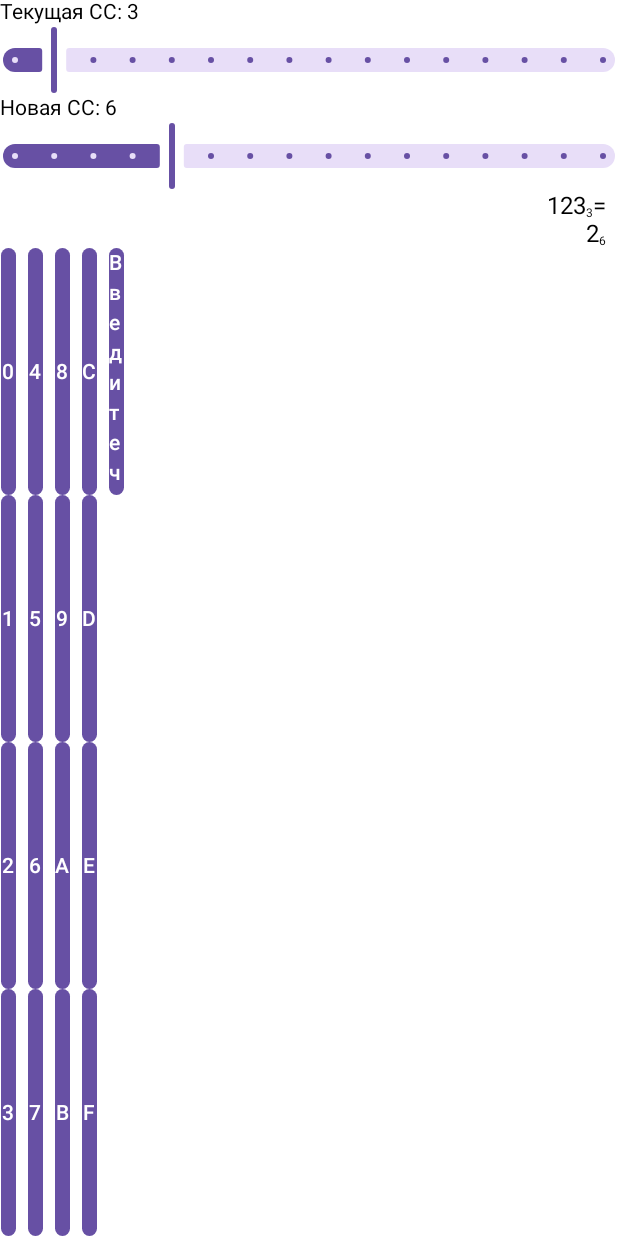
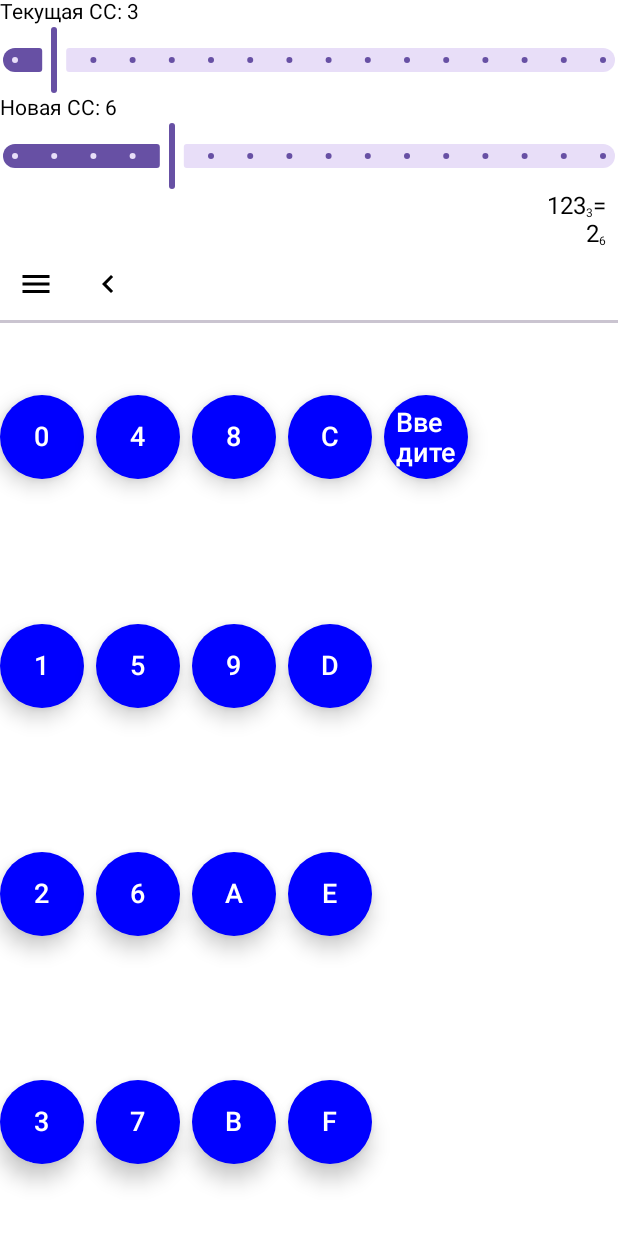
Before and after one commit to MrPlnk/CalculatorApp, an Android app built with Jetpack Compose: the @Preview function CalculatorPreview, on a phone screen of 412 x 824 dp. Run offline under Robolectric (Android 15) with nearby library versions, the phone set to English and light mode, and no system bars.

Commit message:
Первичный дизайн основного экрана

```diff
--- a/app/src/main/java/ru/krivenchukartem/calculatorapp/ui/lab1Screen/CalculatorScreen.kt
+++ b/app/src/main/java/ru/krivenchukartem/calculatorapp/ui/lab1Screen/CalculatorScreen.kt
@@ -6,6 +6,7 @@ import androidx.compose.foundation.layout.Arrangement
 import androidx.compose.foundation.layout.Column
 import androidx.compose.foundation.layout.PaddingValues
 import androidx.compose.foundation.layout.Row
+import androidx.compose.foundation.layout.aspectRatio
 import androidx.compose.foundation.layout.fillMaxWidth
 import androidx.compose.foundation.layout.padding
 import androidx.compose.foundation.layout.size
@@ -13,18 +14,31 @@ import androidx.compose.foundation.lazy.grid.GridCells
 import androidx.compose.foundation.lazy.grid.LazyHorizontalGrid
 import androidx.compose.foundation.lazy.grid.LazyVerticalGrid
 import androidx.compose.foundation.lazy.grid.items
+import androidx.compose.foundation.shape.CircleShape
+import androidx.compose.material.icons.Icons
+import androidx.compose.material.icons.automirrored.filled.KeyboardArrowLeft
+import androidx.compose.material.icons.filled.ArrowBack
+import androidx.compose.material.icons.filled.Menu
 import androidx.compose.material3.BottomAppBar
 import androidx.compose.material3.Button
+import androidx.compose.material3.ButtonDefaults
 import androidx.compose.material3.ExperimentalMaterial3Api
+import androidx.compose.material3.HorizontalDivider
+import androidx.compose.material3.Icon
+import androidx.compose.material3.IconButton
 import androidx.compose.material3.MaterialTheme.shapes
 import androidx.compose.material3.OutlinedTextField
 import androidx.compose.material3.Scaffold
+import androidx.compose.material3.ShapeDefaults
+import androidx.compose.material3.Shapes
 import androidx.compose.material3.Slider
 import androidx.compose.material3.Text
 import androidx.compose.material3.TopAppBar
 import androidx.compose.runtime.Composable
 import androidx.compose.ui.Alignment
 import androidx.compose.ui.Modifier
+import androidx.compose.ui.graphics.Color
+import androidx.compose.ui.graphics.Shape
 import androidx.compose.ui.platform.LocalContext
 import androidx.compose.ui.res.dimensionResource
 import androidx.compose.ui.res.stringResource
@@ -132,29 +146,55 @@ fun CalculatorScreen(
             }
         }
 
+        Column{
+            Row(horizontalArrangement = Arrangement.SpaceBetween){
+                IconButton(
+                    onClick = {},
 
-        Row {
+                ) { Icon(
+                    Icons.Filled.Menu,
+                    contentDescription = stringResource(R.string.history)
+                ) }
+                IconButton(
+                    onClick = {}
+                ){ Icon(
+                    Icons.AutoMirrored.Default.KeyboardArrowLeft,
+                    contentDescription = stringResource(R.string.backspace)
+                ) }
+            }
+            HorizontalDivider(modifier = Modifier.fillMaxWidth(),
+                thickness = dimensionResource(R.dimen.thick_devider)
+            )
+        }
+        Row(
+            modifier = Modifier.fillMaxWidth(),
+            horizontalArrangement = Arrangement.Center
+        ) {
             LazyHorizontalGrid(
                 rows = GridCells.Fixed(DIGITS_PER_ROW),
-                modifier = Modifier.fillMaxWidth()
+                modifier = Modifier.fillMaxWidth(),
+                horizontalArrangement = Arrangement.spacedBy(dimensionResource(R.dimen.padding_small))
             ) {
-                items(digits){ item ->
+                items(digits) { item ->
                     FormatedButton(
                         text = stringResource(item),
-                        onClick = { onDigitButtonClicked(context.getString(item))},
-                        contentPadding = PaddingValues(0.dp),
+                        onClick = { onDigitButtonClicked(context.getString(item)) },
+                        contentPadding = PaddingValues(8.dp), // Добавляем внутренние отступы
+                        shape = CircleShape,
                         modifier = Modifier
-                            .padding(end = dimensionResource(R.dimen.padding_small))
-                            .size(width = 10.dp, height = 10.dp)
+                            .size(56.dp) // Увеличиваем размер кнопки
+                            .aspectRatio(1f) // Держим пропорции круга
                     )
                 }
-                item{
+                item {
                     FormatedButton(
                         text = stringResource(R.string.enter_number),
                         onClick = {},
-                        contentPadding = PaddingValues(0.dp),
+                        contentPadding = PaddingValues(8.dp),
+                        shape = CircleShape,
                         modifier = Modifier
-                            .size(width = 10.dp, height = 10.dp)
+                            .size(56.dp)
+                            .aspectRatio(1f)
                     )
                 }
             }
@@ -168,14 +208,21 @@ fun FormatedButton(
     text: String,
     onClick: () -> Unit,
     contentPadding: PaddingValues,
+    shape: Shape,
     modifier: Modifier = Modifier,
-){
+) {
     Button(
         modifier = modifier,
         onClick = onClick,
-        contentPadding = contentPadding
-    ){
-        Text(text)
+        contentPadding = contentPadding,
+        shape = shape, // Используем переданную форму
+        colors = ButtonDefaults.buttonColors(
+            containerColor = Color.Blue, // Цвет кнопки
+            contentColor = Color.White // Цвет текста
+        ),
+        elevation = ButtonDefaults.buttonElevation(8.dp) // Добавляем тень
+    ) {
+        Text(text, fontSize = 18.sp)
     }
 }
 
--- a/app/src/main/res/values/dimens.xml
+++ b/app/src/main/res/values/dimens.xml
@@ -5,4 +5,6 @@
 
     <dimen name="fontSize_small">8sp</dimen>
     <dimen name="fontSize_medium">16sp</dimen>
+
+    <dimen name="thick_devider">2dp</dimen>
 </resources>
--- a/app/src/main/res/values/strings.xml
+++ b/app/src/main/res/values/strings.xml
@@ -20,6 +20,7 @@
     <string name="topAppBar_calculator">Калькулятор</string>
     <string name="history">История</string>
     <string name="info">Справка</string>
+    <string name="backspace">Стереть</string>
 
     <string name="current_base">Текущая СС: %s</string>
     <string name="new_base">Новая СС: %s</string>
```
